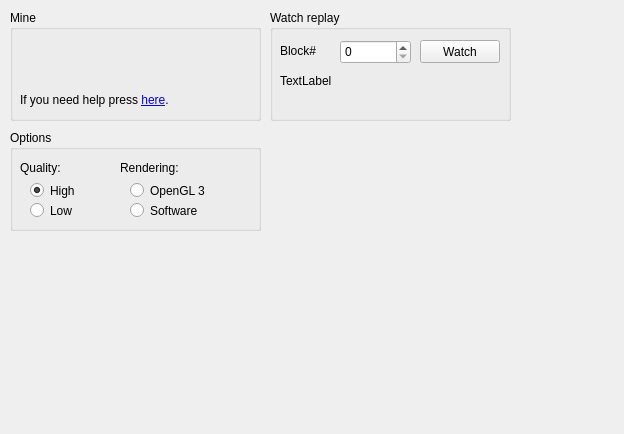
Above: src/qt/forms/motogamepage.ui from motocoin-dev/motocoin before the change. Below: the same form after it.
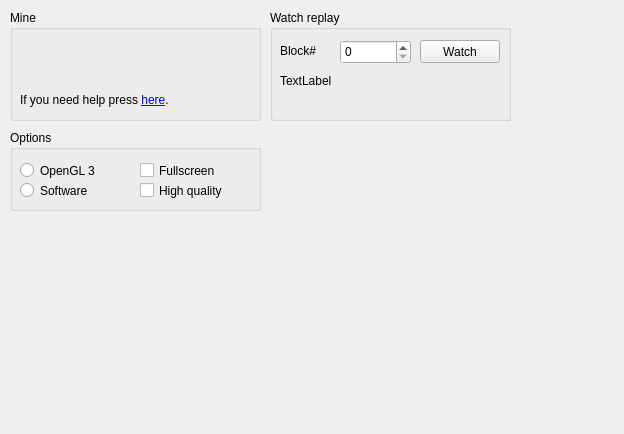
That is the form after the change. Icons and pictures are not drawn.

Commit message: Impove game. Add controls change. Add fullscreen.

```diff
--- a/src/qt/forms/motogamepage.ui
+++ b/src/qt/forms/motogamepage.ui
@@ -150,72 +150,17 @@
      <x>10</x>
      <y>130</y>
      <width>251</width>
-     <height>101</height>
+     <height>81</height>
     </rect>
    </property>
    <property name="title">
     <string>Options</string>
    </property>
-   <widget class="QRadioButton" name="radioLowQ">
-    <property name="geometry">
-     <rect>
-      <x>20</x>
-      <y>70</y>
-      <width>99</width>
-      <height>21</height>
-     </rect>
-    </property>
-    <property name="text">
-     <string>Low</string>
-    </property>
-   </widget>
-   <widget class="QLabel" name="label_2">
-    <property name="geometry">
-     <rect>
-      <x>10</x>
-      <y>30</y>
-      <width>57</width>
-      <height>15</height>
-     </rect>
-    </property>
-    <property name="text">
-     <string>Quality:</string>
-    </property>
-   </widget>
-   <widget class="QRadioButton" name="radioHighQ">
-    <property name="geometry">
-     <rect>
-      <x>20</x>
-      <y>50</y>
-      <width>99</width>
-      <height>21</height>
-     </rect>
-    </property>
-    <property name="text">
-     <string>High</string>
-    </property>
-    <property name="checked">
-     <bool>true</bool>
-    </property>
-   </widget>
-   <widget class="QLabel" name="label_3">
-    <property name="geometry">
-     <rect>
-      <x>110</x>
-      <y>30</y>
-      <width>101</width>
-      <height>16</height>
-     </rect>
-    </property>
-    <property name="text">
-     <string>Rendering:</string>
-    </property>
-   </widget>
    <widget class="QRadioButton" name="radioOGL3">
     <property name="geometry">
      <rect>
-      <x>120</x>
-      <y>50</y>
+      <x>10</x>
+      <y>30</y>
       <width>99</width>
       <height>21</height>
      </rect>
@@ -230,8 +175,8 @@
    <widget class="QRadioButton" name="radioSoft">
     <property name="geometry">
      <rect>
-      <x>120</x>
-      <y>70</y>
+      <x>10</x>
+      <y>50</y>
       <width>99</width>
       <height>21</height>
      </rect>
@@ -240,6 +185,32 @@
      <string>Software</string>
     </property>
    </widget>
+   <widget class="QCheckBox" name="checkFullscreen">
+    <property name="geometry">
+     <rect>
+      <x>130</x>
+      <y>30</y>
+      <width>111</width>
+      <height>21</height>
+     </rect>
+    </property>
+    <property name="text">
+     <string>Fullscreen</string>
+    </property>
+   </widget>
+   <widget class="QCheckBox" name="checkHighQ">
+    <property name="geometry">
+     <rect>
+      <x>130</x>
+      <y>50</y>
+      <width>121</width>
+      <height>21</height>
+     </rect>
+    </property>
+    <property name="text">
+     <string>High quality</string>
+    </property>
+   </widget>
   </widget>
  </widget>
  <resources/>
```
The commit also changes 7 other files.
